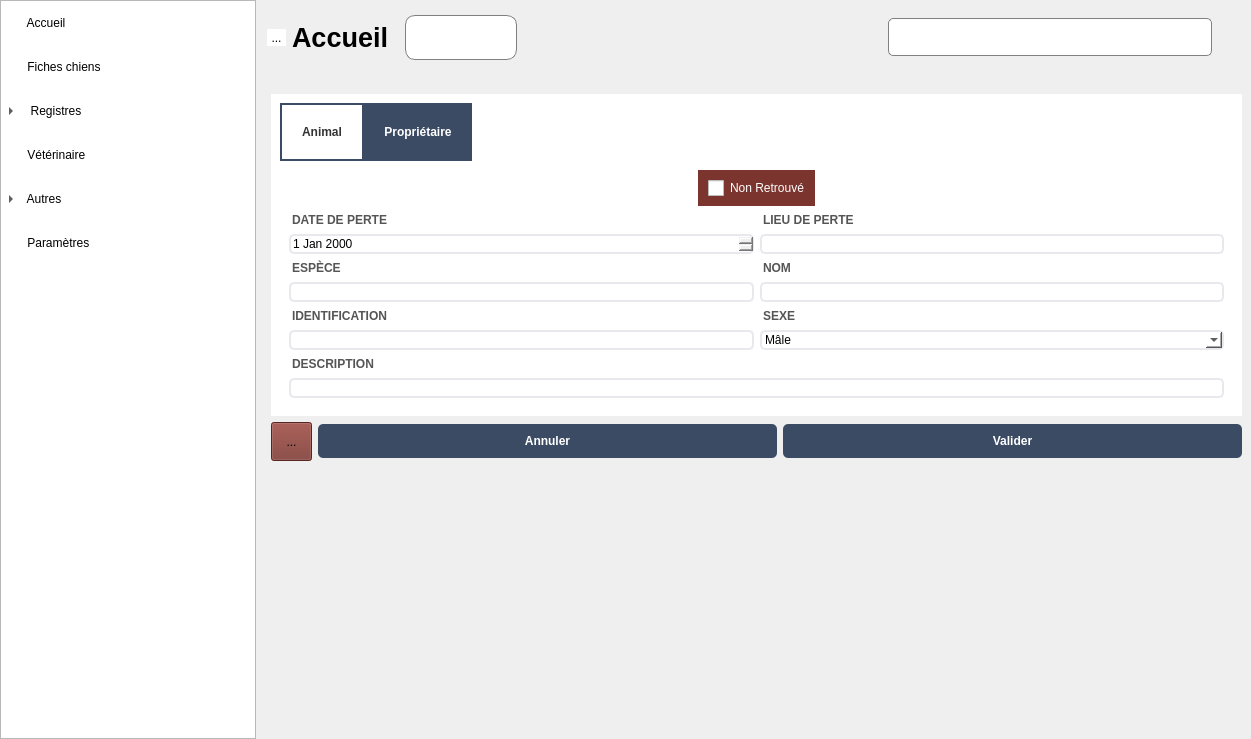
First picture: the form in mainwindow.ui, repository ArtAuc/mkrescue, before the edit.
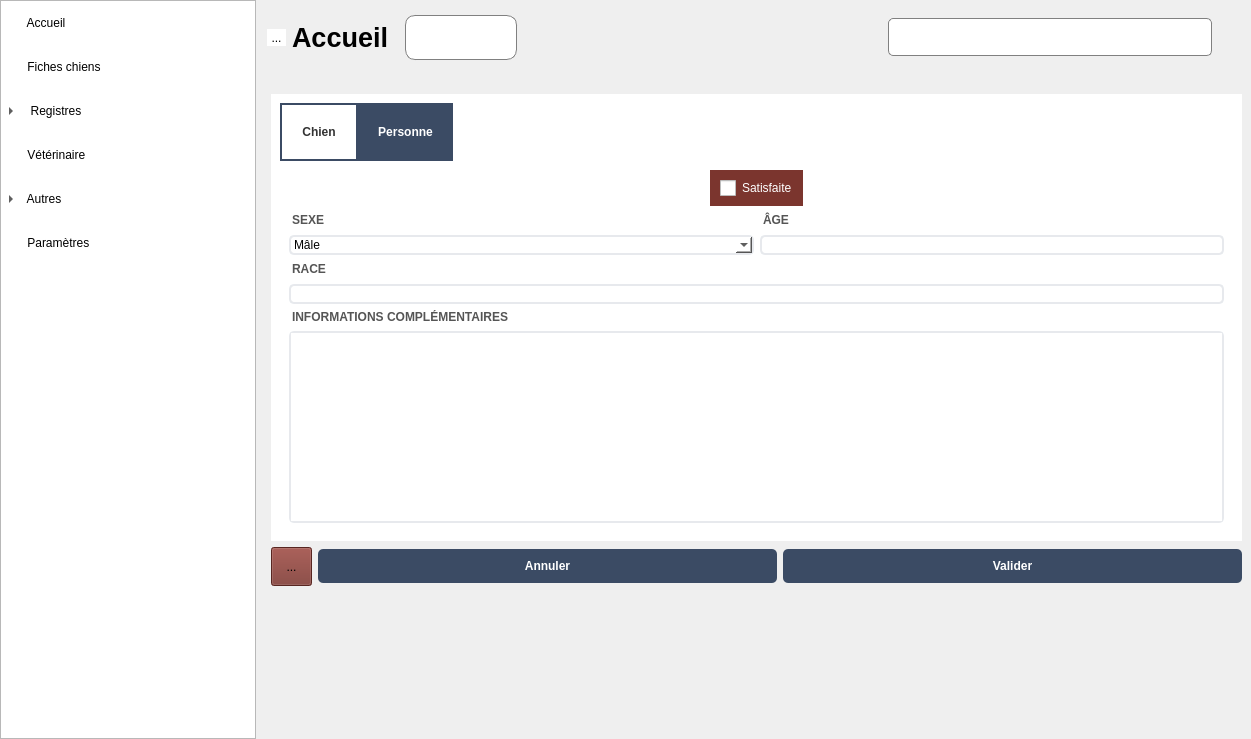
Second picture: the form after the edit. The open tabs and pages were chosen to show the change. Icons and pictures are not drawn. Custom widgets are drawn as their Qt base class.

Commit message: Load adoption demand into edit fields

What changed in the file:
```diff
--- a/mainwindow.ui
+++ b/mainwindow.ui
@@ -838,7 +838,7 @@
 	qproperty-alignment: AlignBottom
 }
 
-QLineEdit, QDateTimeEdit, QComboBox, QDoubleSpinBox {
+QLineEdit, QDateTimeEdit, QComboBox, QDoubleSpinBox, QTextEdit {
 	border: 2px solid #e7e9ed;
 	border-radius: 5px;
 	font-weight:normal;
@@ -876,7 +876,7 @@
           <item>
            <widget class="QStackedWidget" name="editStacked">
             <property name="currentIndex">
-             <number>1</number>
+             <number>2</number>
             </property>
             <widget class="QWidget" name="entryEditPage">
              <property name="sizePolicy">
@@ -1225,6 +1225,128 @@
               </item>
              </layout>
             </widget>
+            <widget class="QWidget" name="adoptionDemandEditPage">
+             <layout class="QVBoxLayout" name="verticalLayout_19">
+              <item>
+               <widget class="QTabWidget" name="adoptionDemandTabWidget">
+                <property name="currentIndex">
+                 <number>0</number>
+                </property>
+                <widget class="QWidget" name="adoptionDemandTab1">
+                 <attribute name="title">
+                  <string>Chien</string>
+                 </attribute>
+                 <layout class="QGridLayout" name="gridLayout_12">
+                  <item row="0" column="0" colspan="2">
+                   <layout class="QHBoxLayout" name="horizontalLayout_12">
+                    <item>
+                     <widget class="QCheckBox" name="satisfiedAdoptionDemandBox">
+                      <property name="sizePolicy">
+                       <sizepolicy hsizetype="Fixed" vsizetype="Fixed">
+                        <horstretch>0</horstretch>
+                        <verstretch>0</verstretch>
+                       </sizepolicy>
+                      </property>
+                      <property name="text">
+                       <string>Satisfaite</string>
+                      </property>
+                     </widget>
+                    </item>
+                   </layout>
+                  </item>
+                  <item row="4" column="0" colspan="2">
+                   <layout class="QVBoxLayout" name="infosAdoptionDemandEditLayout">
+                    <item>
+                     <widget class="QLabel" name="infosAdoptionDemandEditLabel">
+                      <property name="text">
+                       <string>INFORMATIONS COMPLÉMENTAIRES</string>
+                      </property>
+                     </widget>
+                    </item>
+                    <item>
+                     <widget class="QTextEdit" name="infosAdoptionDemandEdit">
+                      <property name="sizePolicy">
+                       <sizepolicy hsizetype="Expanding" vsizetype="Fixed">
+                        <horstretch>0</horstretch>
+                        <verstretch>0</verstretch>
+                       </sizepolicy>
+                      </property>
+                     </widget>
+                    </item>
+                   </layout>
+                  </item>
+                  <item row="2" column="0">
+                   <layout class="QVBoxLayout" name="sexAdoptionDemandEditLayout">
+                    <item>
+                     <widget class="QLabel" name="sexAdoptionDemandEditLabel">
+                      <property name="text">
+                       <string>SEXE</string>
+                      </property>
+                     </widget>
+                    </item>
+                    <item>
+                     <widget class="QComboBox" name="sexAdoptionDemandEdit">
+                      <item>
+                       <property name="text">
+                        <string>Mâle</string>
+                       </property>
+                      </item>
+                      <item>
+                       <property name="text">
+                        <string>Femelle</string>
+                       </property>
+                      </item>
+                     </widget>
+                    </item>
+                   </layout>
+                  </item>
+                  <item row="2" column="1">
+                   <layout class="QVBoxLayout" name="ageAdoptionDemandEditLayout">
+                    <item>
+                     <widget class="QLabel" name="ageAdoptionDemandEditLabel">
+                      <property name="text">
+                       <string>ÂGE</string>
+                      </property>
+                     </widget>
+                    </item>
+                    <item>
+                     <widget class="QLineEdit" name="ageAdoptionDemandEdit">
+                      <property name="sizePolicy">
+                       <sizepolicy hsizetype="Preferred" vsizetype="Fixed">
+                        <horstretch>0</horstretch>
+                        <verstretch>0</verstretch>
+                       </sizepolicy>
+                      </property>
+                     </widget>
+                    </item>
+                   </layout>
+                  </item>
+                  <item row="3" column="0" colspan="2">
+                   <layout class="QVBoxLayout" name="breedAdoptionDemandEditLayout">
+                    <item>
+                     <widget class="QLabel" name="breedAdoptionDemandEditLabel">
+                      <property name="text">
+                       <string>RACE</string>
+                      </property>
+                     </widget>
+                    </item>
+                    <item>
+                     <widget class="QLineEdit" name="breedAdoptionDemandEdit"/>
+                    </item>
+                   </layout>
+                  </item>
+                 </layout>
+                </widget>
+                <widget class="QWidget" name="adoptionDemandTab2">
+                 <attribute name="title">
+                  <string>Personne</string>
+                 </attribute>
+                 <layout class="QVBoxLayout" name="verticalLayout_18"/>
+                </widget>
+               </widget>
+              </item>
+             </layout>
+            </widget>
             <widget class="QWidget" name="redListEditPage">
              <property name="styleSheet">
               <string notr="true">QLineEdit{
```
Left out of the diff: 53 changed lines with no effect on the pictures. The commit also changes 10 other files.
